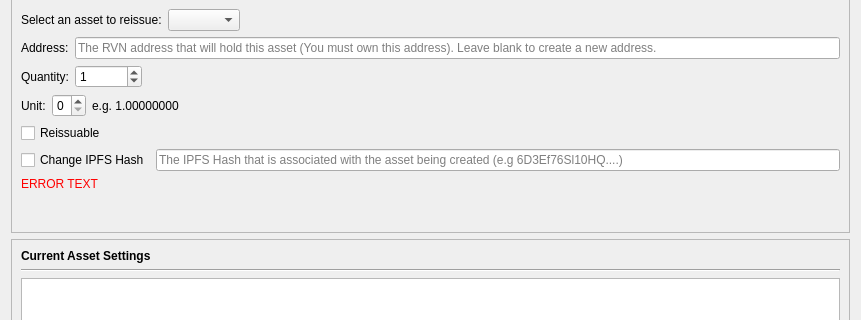
Qt form src/qt/forms/reissueassetdialog.ui (RavenProject/Ravencoin) before a commit; both pictures show x 0 to 861 and y 192 to 512 of the 861 by 1185 pixel window.
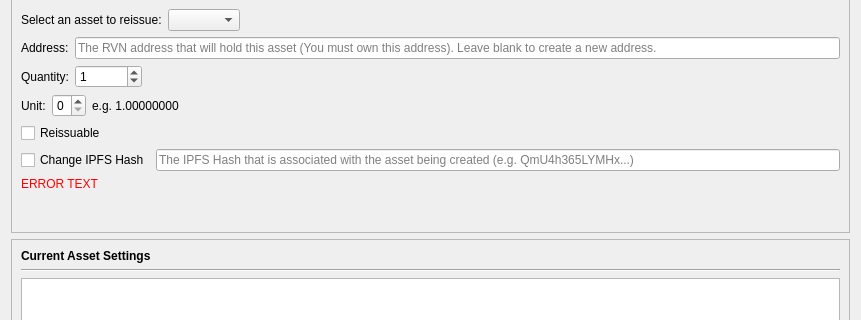
The same form after that commit. Custom widgets are drawn as their Qt base class.

Commit message: Update IPFS hash examples in placeholders

Diff of the .ui file:
```diff
--- a/src/qt/forms/reissueassetdialog.ui
+++ b/src/qt/forms/reissueassetdialog.ui
@@ -744,7 +744,7 @@
              <number>46</number>
             </property>
             <property name="placeholderText">
-             <string>The IPFS Hash that is associated with the asset being created (e.g 6D3Ef76Sl10HQ....)</string>
+             <string>The IPFS Hash that is associated with the asset being created (e.g. QmU4h365LYMHx...)</string>
             </property>
            </widget>
           </item>
```
The commit also changes 1 other file.
